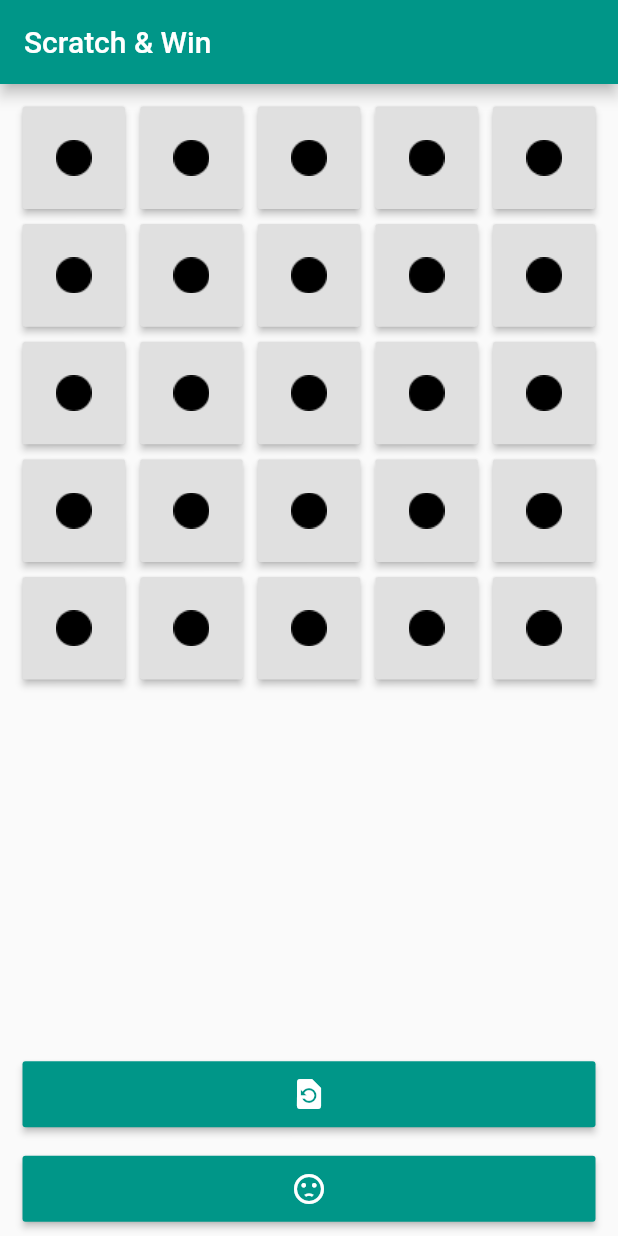
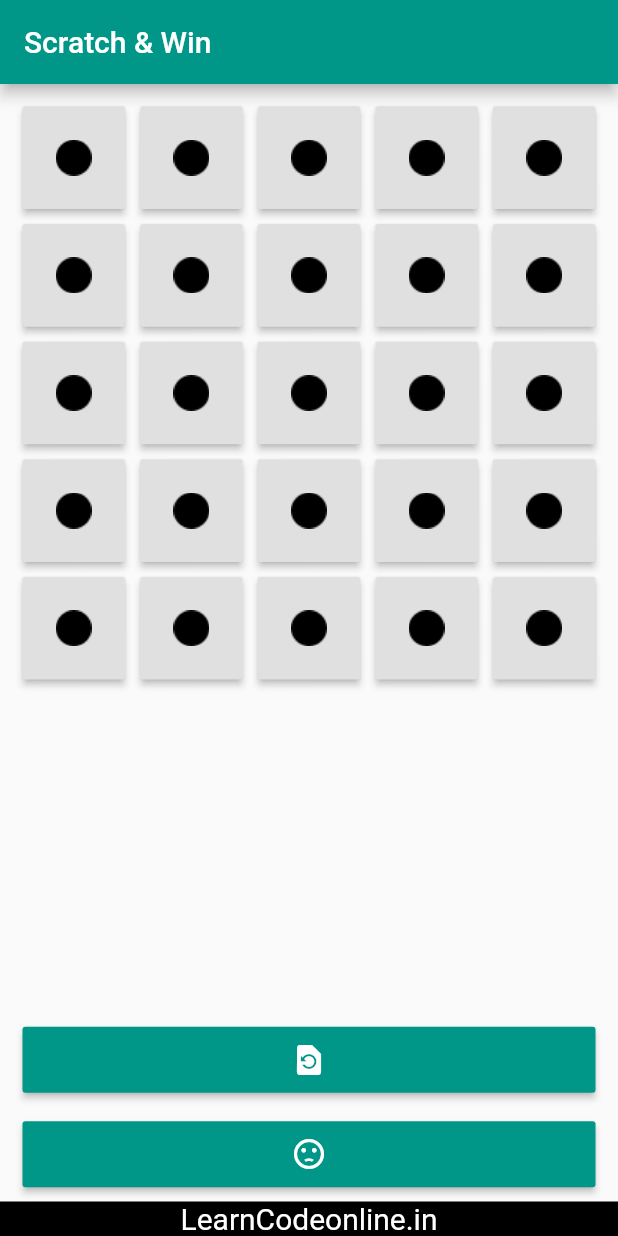
Before and after one commit to Wilson-kunadi/scratch-and-win, a Flutter app: the screen it shows after launch, on a phone screen of 412 x 824 dp. Run offline on Flutter 3.47's test engine with Material 2 defaults, Android fonts, the phone set to English and light mode, and no system bars.

Commit message:
add bottom banner.

```diff
--- a/lib/scratch_and_win.dart
+++ b/lib/scratch_and_win.dart
@@ -159,6 +159,17 @@ class _scratch_and_winState extends State<scratch_and_win> {
               ),
             ),
           ),
+          Container(
+            color: Colors.black,
+            child: Text(
+              "LearnCodeonline.in",
+              style: TextStyle(
+                fontSize: 20,
+                color: Colors.white,
+              ),
+              textAlign: TextAlign.center,
+            ),
+          )
         ],
       ),
     );
```
